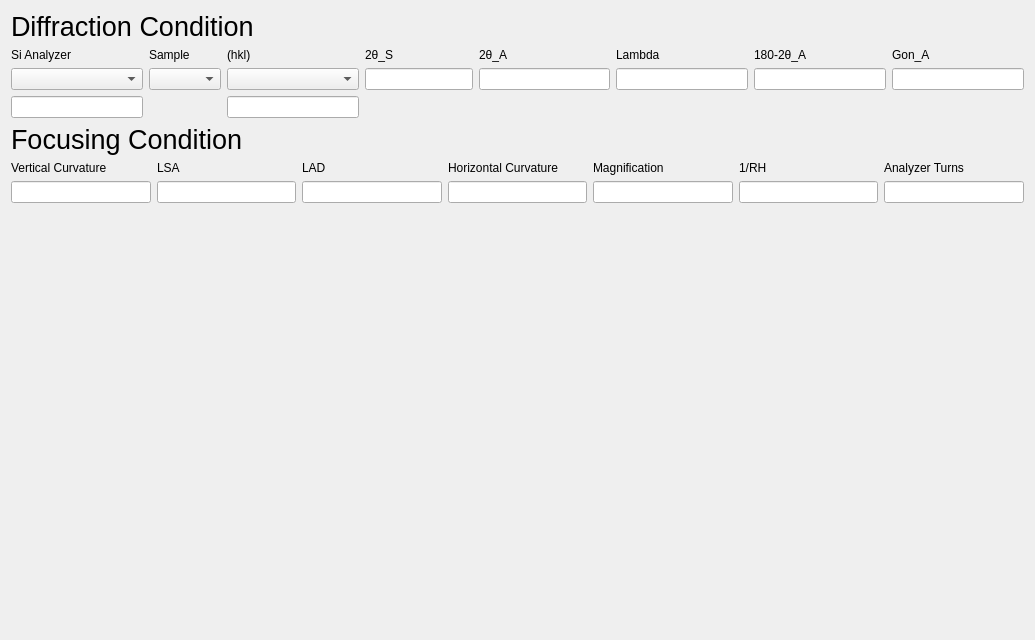
Above: diffractometer_controls/analyzer_calculation.ui from MIT-NRL/diffractometer-controls before the change. Below: the same form after it.
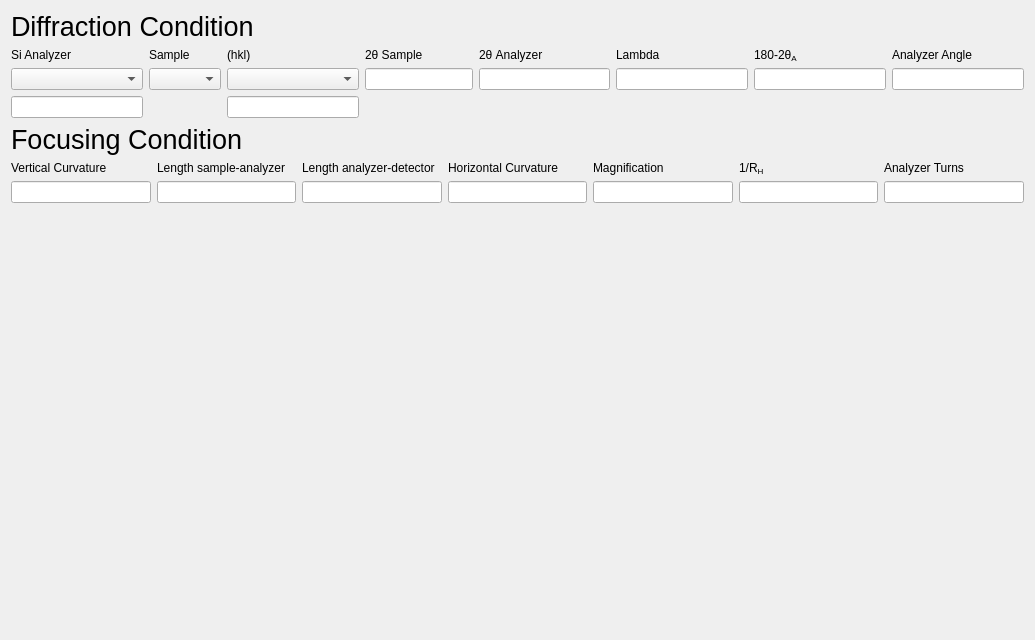
That is the form after the change.

Patch:
```diff
--- a/diffractometer_controls/analyzer_calculation.ui
+++ b/diffractometer_controls/analyzer_calculation.ui
@@ -80,7 +80,7 @@
          <item row="0" column="3" colspan="2">
           <widget class="QLabel" name="label_4">
            <property name="text">
-            <string>2θ_S</string>
+            <string>&lt;html&gt;&lt;head/&gt;&lt;body&gt;&lt;p&gt;2θ Sample&lt;/p&gt;&lt;/body&gt;&lt;/html&gt;</string>
            </property>
           </widget>
          </item>
@@ -93,7 +93,7 @@
          <item row="0" column="7">
           <widget class="QLabel" name="label_7">
            <property name="text">
-            <string>180-2θ_A</string>
+            <string>&lt;html&gt;&lt;head/&gt;&lt;body&gt;&lt;p&gt;180-2θ&lt;span style=&quot; vertical-align:sub;&quot;&gt;A&lt;/span&gt;&lt;/p&gt;&lt;/body&gt;&lt;/html&gt;</string>
            </property>
           </widget>
          </item>
@@ -128,7 +128,7 @@
          <item row="0" column="5">
           <widget class="QLabel" name="label_5">
            <property name="text">
-            <string>2θ_A</string>
+            <string>2θ Analyzer</string>
            </property>
           </widget>
          </item>
@@ -138,7 +138,7 @@
          <item row="0" column="8">
           <widget class="QLabel" name="label_8">
            <property name="text">
-            <string>Gon_A</string>
+            <string>Analyzer Angle</string>
            </property>
           </widget>
          </item>
@@ -170,14 +170,14 @@
        <item row="1" column="1">
         <widget class="QLabel" name="label_12">
          <property name="text">
-          <string>LSA</string>
+          <string>Length sample-analyzer</string>
          </property>
         </widget>
        </item>
        <item row="1" column="2">
         <widget class="QLabel" name="label_13">
          <property name="text">
-          <string>LAD</string>
+          <string>Length analyzer-detector</string>
          </property>
         </widget>
        </item>
@@ -198,7 +198,7 @@
        <item row="1" column="5">
         <widget class="QLabel" name="label_15">
          <property name="text">
-          <string>1/RH</string>
+          <string>&lt;html&gt;&lt;head/&gt;&lt;body&gt;&lt;p&gt;1/R&lt;span style=&quot; vertical-align:sub;&quot;&gt;H&lt;/span&gt;&lt;/p&gt;&lt;/body&gt;&lt;/html&gt;</string>
          </property>
         </widget>
        </item>
```
